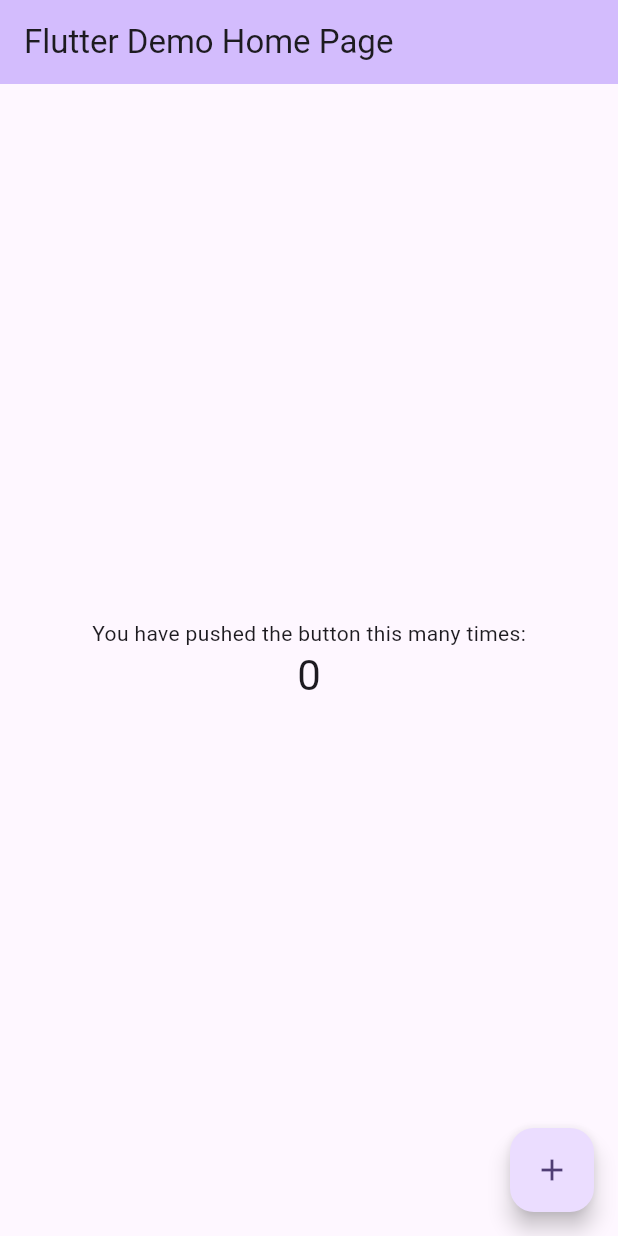
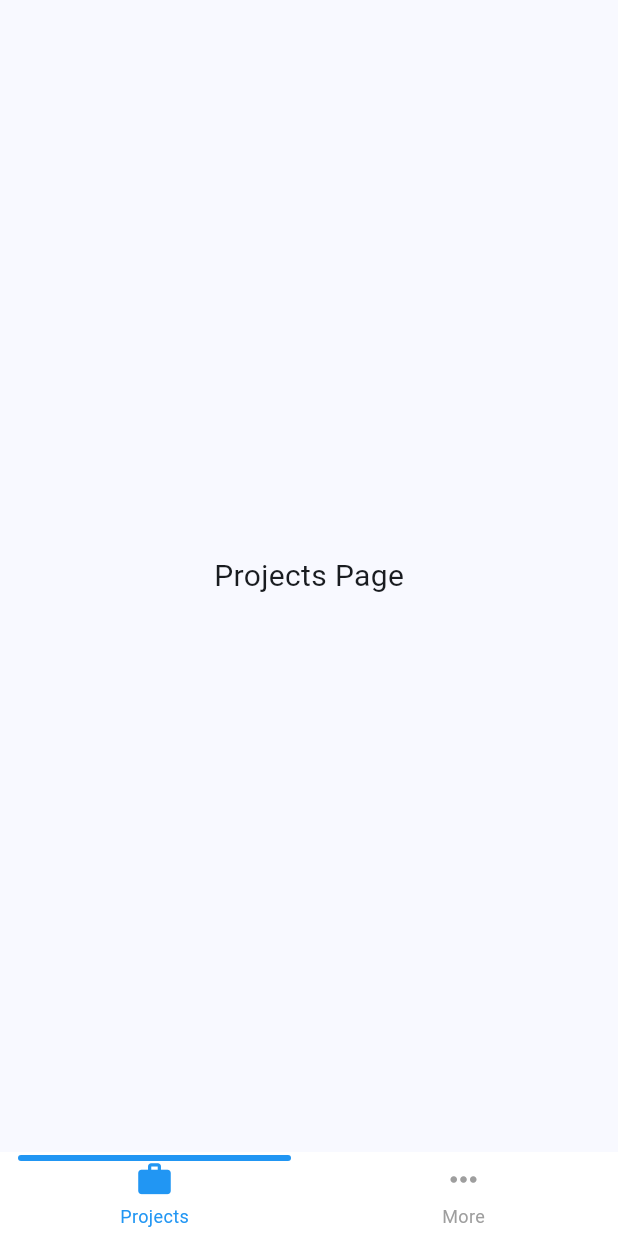
Before and after one commit to devjuanjso/rh_residencia, a Flutter app: the screen it shows after launch, on a phone screen of 412 x 824 dp. Run offline on Flutter 3.47's test engine with Material 3 defaults, Android fonts, the phone set to English and light mode, and no system bars; drawn by our look-alikes of persistent_bottom_nav_bar.

Commit message:
Primeiras configurações e navbar mobile

```diff
--- /dev/null
+++ b/rh-mobile/rh_app/lib/features/position/view/position_page.dart
@@ -0,0 +1,12 @@
+import 'package:flutter/material.dart';
+
+class PlaceholderPage extends StatelessWidget {
+  const PlaceholderPage({super.key});
+
+  @override
+  Widget build(BuildContext context) {
+    return const Scaffold(
+      body: Center(child: Text('Coming soon')),
+    );
+  }
+}
--- /dev/null
+++ b/rh-mobile/rh_app/lib/features/projects/view/projects_page.dart
@@ -0,0 +1,40 @@
+import 'package:flutter/material.dart';
+
+class ProjectsPage extends StatelessWidget {
+  ProjectsPage({super.key});
+
+  final TextEditingController projectNameController =
+      TextEditingController();
+
+  @override
+  Widget build(BuildContext context) {
+    return Scaffold(
+      appBar: AppBar(
+        title: const Text('Projects'),
+      ),
+      body: Padding(
+        padding: const EdgeInsets.all(16),
+        child: Column(
+          crossAxisAlignment: CrossAxisAlignment.start,
+          children: [
+            const Text(
+              'Project name',
+              style: TextStyle(
+                fontSize: 16,
+                fontWeight: FontWeight.w500,
+              ),
+            ),
+            const SizedBox(height: 8),
+            TextField(
+              controller: projectNameController,
+              decoration: const InputDecoration(
+                hintText: 'Enter project name',
+                border: OutlineInputBorder(),
+              ),
+            ),
+          ],
+        ),
+      ),
+    );
+  }
+}
--- a/rh-mobile/rh_app/lib/main.dart
+++ b/rh-mobile/rh_app/lib/main.dart
@@ -1,121 +1,87 @@
 import 'package:flutter/material.dart';
+import 'package:persistent_bottom_nav_bar/persistent_bottom_nav_bar.dart';
+import 'package:rh_app/features/position/view/position_page.dart';
 
 void main() {
-  runApp(const MyApp());
+  runApp(const RHApp());
 }
 
-class MyApp extends StatelessWidget {
-  const MyApp({super.key});
+class RHApp extends StatelessWidget {
+  const RHApp({super.key});
 
-  // This widget is the root of your application.
   @override
   Widget build(BuildContext context) {
     return MaterialApp(
-      title: 'Flutter Demo',
+      debugShowCheckedModeBanner: false,
+      title: 'RH',
       theme: ThemeData(
-        // This is the theme of your application.
-        //
-        // TRY THIS: Try running your application with "flutter run". You'll see
-        // the application has a purple toolbar. Then, without quitting the app,
-        // try changing the seedColor in the colorScheme below to Colors.green
-        // and then invoke "hot reload" (save your changes or press the "hot
-        // reload" button in a Flutter-supported IDE, or press "r" if you used
-        // the command line to start the app).
-        //
-        // Notice that the counter didn't reset back to zero; the application
-        // state is not lost during the reload. To reset the state, use hot
-        // restart instead.
-        //
-        // This works for code too, not just values: Most code changes can be
-        // tested with just a hot reload.
-        colorScheme: .fromSeed(seedColor: Colors.deepPurple),
+        colorScheme: ColorScheme.fromSeed(seedColor: Colors.blue),
+        useMaterial3: true,
       ),
-      home: const MyHomePage(title: 'Flutter Demo Home Page'),
+      home: const HomePage(),
     );
   }
 }
 
-class MyHomePage extends StatefulWidget {
-  const MyHomePage({super.key, required this.title});
-
-  // This widget is the home page of your application. It is stateful, meaning
-  // that it has a State object (defined below) that contains fields that affect
-  // how it looks.
-
-  // This class is the configuration for the state. It holds the values (in this
-  // case the title) provided by the parent (in this case the App widget) and
-  // used by the build method of the State. Fields in a Widget subclass are
-  // always marked "final".
-
-  final String title;
+class HomePage extends StatefulWidget {
+  const HomePage({super.key});
 
   @override
-  State<MyHomePage> createState() => _MyHomePageState();
+  State<HomePage> createState() => _HomePageState();
 }
 
-class _MyHomePageState extends State<MyHomePage> {
-  int _counter = 0;
+class _HomePageState extends State<HomePage> {
+  final PersistentTabController _controller =
+      PersistentTabController(initialIndex: 0);
 
-  void _incrementCounter() {
-    setState(() {
-      // This call to setState tells the Flutter framework that something has
-      // changed in this State, which causes it to rerun the build method below
-      // so that the display can reflect the updated values. If we changed
-      // _counter without calling setState(), then the build method would not be
-      // called again, and so nothing would appear to happen.
-      _counter++;
-    });
+  List<Widget> _buildScreens() {
+    return const [
+      ProjectsPage(),
+      PlaceholderPage(),
+    ];
+  }
+
+  List<PersistentBottomNavBarItem> _navBarsItems() {
+    return [
+      PersistentBottomNavBarItem(
+        icon: Icon(Icons.work),
+        title: 'Projects',
+        activeColorPrimary: Colors.blue,
+        inactiveColorPrimary: Colors.grey,
+      ),
+      PersistentBottomNavBarItem(
+        icon: Icon(Icons.more_horiz),
+        title: 'More',
+        activeColorPrimary: Colors.blue,
+        inactiveColorPrimary: Colors.grey,
+    ),
+    ];
   }
 
   @override
   Widget build(BuildContext context) {
-    // This method is rerun every time setState is called, for instance as done
-    // by the _incrementCounter method above.
-    //
-    // The Flutter framework has been optimized to make rerunning build methods
-    // fast, so that you can just rebuild anything that needs updating rather
-    // than having to individually change instances of widgets.
-    return Scaffold(
-      appBar: AppBar(
-        // TRY THIS: Try changing the color here to a specific color (to
-        // Colors.amber, perhaps?) and trigger a hot reload to see the AppBar
-        // change color while the other colors stay the same.
-        backgroundColor: Theme.of(context).colorScheme.inversePrimary,
-        // Here we take the value from the MyHomePage object that was created by
-        // the App.build method, and use it to set our appbar title.
-        title: Text(widget.title),
-      ),
+    return PersistentTabView(
+      context,
+      controller: _controller,
+      screens: _buildScreens(),
+      items: _navBarsItems(),
+      navBarStyle: NavBarStyle.style3,
+      backgroundColor: Colors.white,
+    );
+  }
+}
+
+class ProjectsPage extends StatelessWidget {
+  const ProjectsPage({super.key});
+
+  @override
+  Widget build(BuildContext context) {
+    return const Scaffold(
       body: Center(
-        // Center is a layout widget. It takes a single child and positions it
-        // in the middle of the parent.
-        child: Column(
-          // Column is also a layout widget. It takes a list of children and
-          // arranges them vertically. By default, it sizes itself to fit its
-          // children horizontally, and tries to be as tall as its parent.
-          //
-          // Column has various properties to control how it sizes itself and
-          // how it positions its children. Here we use mainAxisAlignment to
-          // center the children vertically; the main axis here is the vertical
-          // axis because Columns are vertical (the cross axis would be
-          // horizontal).
-          //
-          // TRY THIS: Invoke "debug painting" (choose the "Toggle Debug Paint"
-          // action in the IDE, or press "p" in the console), to see the
-          // wireframe for each widget.
-          mainAxisAlignment: .center,
-          children: [
-            const Text('You have pushed the button this many times:'),
-            Text(
-              '$_counter',
-              style: Theme.of(context).textTheme.headlineMedium,
-            ),
-          ],
+        child: Text(
+          'Projects Page',
+          style: TextStyle(fontSize: 20),
         ),
-      ),
-      floatingActionButton: FloatingActionButton(
-        onPressed: _incrementCounter,
-        tooltip: 'Increment',
-        child: const Icon(Icons.add),
       ),
     );
   }
```
Also changed, not shown: rh-mobile/rh_app/pubspec.yaml (+8 -1 lines), rh-mobile/rh_app/lib/core/services/auth_service.dart (added), rh-mobile/rh_app/lib/core/services/http_service.dart (added), rh-mobile/rh_app/lib/features/position/controller/position_controller.dart (added), rh-mobile/rh_app/lib/features/position/model/position_model.dart (added), rh-mobile/rh_app/lib/features/position/viewmodel/position_viewmodel.dart (added), rh-mobile/rh_app/lib/features/projects/controller/projects_controller.dart (added), rh-mobile/rh_app/lib/features/projects/model/project_model.dart (added), rh-mobile/rh_app/lib/features/projects/viewmodel/projects_viewmodel.dart (added).
